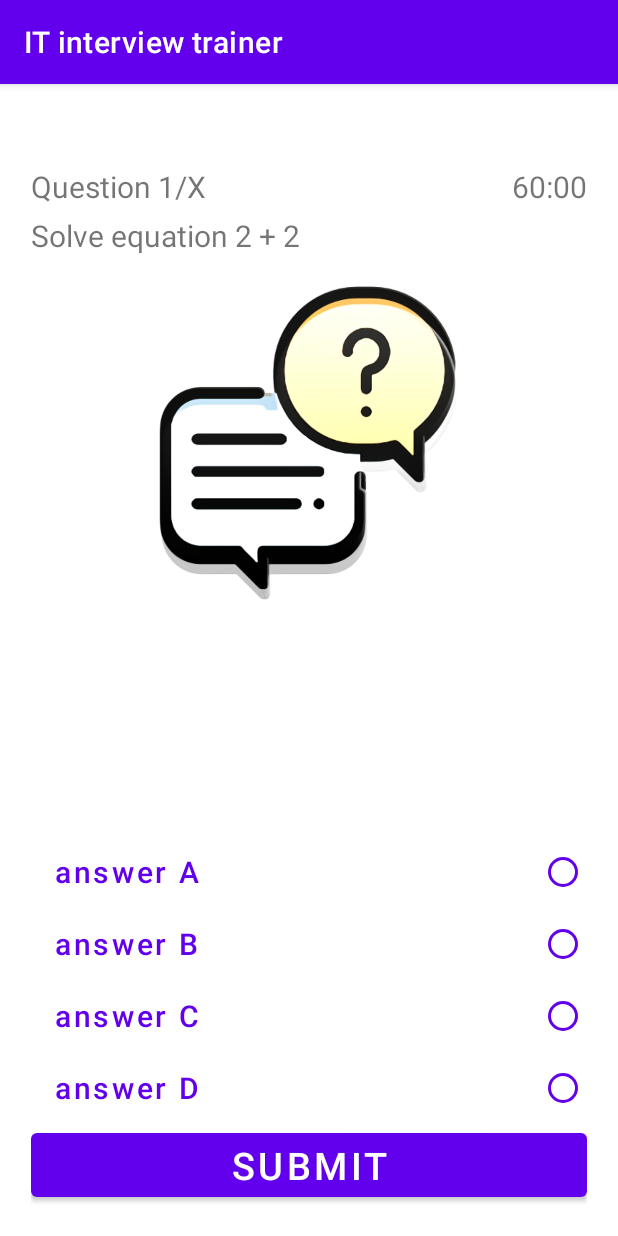
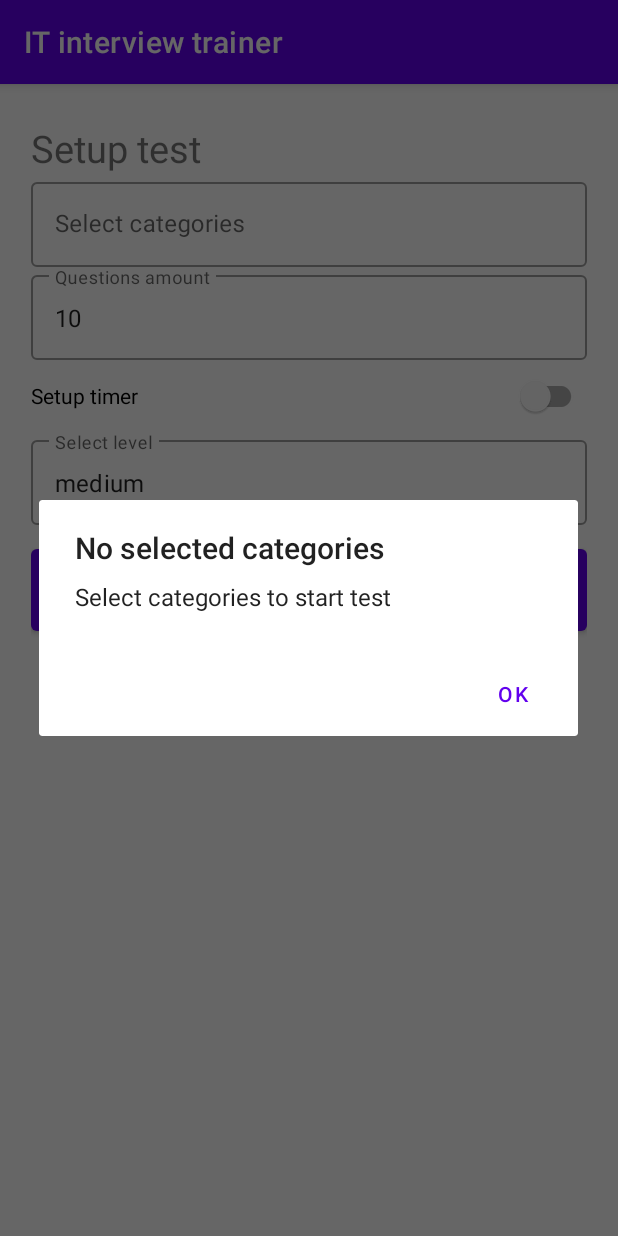
Before and after one commit to moevm/adfmp1h21-interview, an Android app: the fragment QuizSetupFragment placed in its activity, after a tap on "START TEST", on a phone screen of 412 x 824 dp. Run offline under Robolectric (Android 15) with nearby library versions, the phone set to English and light mode, and no system bars.

Commit message:
prevented crash if not categories selected

```diff
--- a/app/src/main/java/com/pjs/itinterviewtrainer/QuizSetupFragment.kt
+++ b/app/src/main/java/com/pjs/itinterviewtrainer/QuizSetupFragment.kt
@@ -5,6 +5,7 @@ import android.os.Bundle
 import android.view.LayoutInflater
 import android.view.View
 import android.view.ViewGroup
+import androidx.appcompat.app.AlertDialog
 import androidx.fragment.app.Fragment
 import com.google.android.material.dialog.MaterialAlertDialogBuilder
 import com.pjs.itinterviewtrainer.data.QuestionLevel
@@ -105,6 +106,17 @@ class QuizSetupFragment : Fragment() {
     private fun startTest() {
         val intent = Intent(activity, QuizActivity::class.java)
         val chosenCategories = QuizRepository.categoriesList.zip(checkedCategories.toList()).filter { it.second }.map { it.first }
+
+        if(chosenCategories.isEmpty()){
+            AlertDialog.Builder(requireContext())
+                .setTitle("No selected categories")
+                .setMessage("Select categories to start test")
+                .setPositiveButton("Ok") { _, _ -> }
+                .create()
+                .show()
+            return
+        }
+
         val quizAmount = selectQAmount.text.toString().toIntOrNull() ?: 10
         val level = levelsArray[checkedLevelPosition]
 
```
